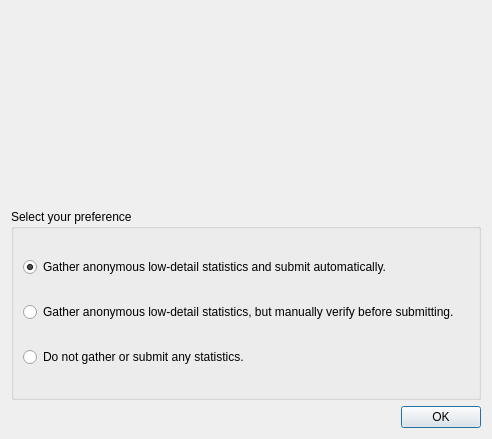
Old version of the form qrenderdoc/Windows/Dialogs/AnalyticsPromptDialog.ui in the repository Kirkice/RenderMax.
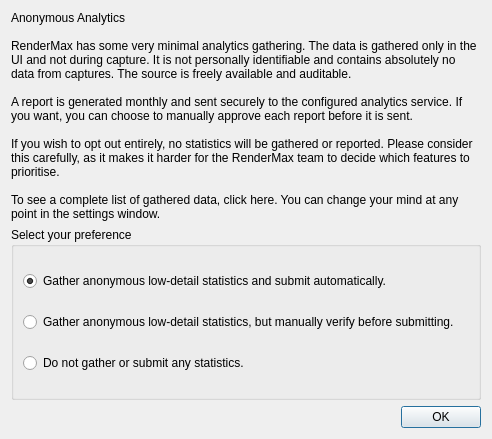
New version of the form.

Commit message: 修复Trace Capture

The edit to the form file:
```diff
--- a/qrenderdoc/Windows/Dialogs/AnalyticsPromptDialog.ui
+++ b/qrenderdoc/Windows/Dialogs/AnalyticsPromptDialog.ui
@@ -20,7 +20,15 @@
    <item>
     <widget class="QLabel" name="label">
      <property name="text">
-      <string><html><head/><body><p align="center"><span style=" font-size:18pt; font-weight:600;">Anonymous Analytics</span></p><p><br/>RenderMax has some very minimal analytics gathering. The data is gathered only in the UI and <span style=" font-weight:600; text-decoration: underline;">not during capture</span>. It is <span style=" font-weight:600; text-decoration: underline;">not personally identifiable</span> and contains <span style=" font-weight:600; text-decoration: underline;">absolutely no data from captures</span>. The source is freely available and auditable.</p><p>A report is generated monthly and sent securely to the configured analytics service. If you want, you can choose to manually approve each report before it is sent.</p><p>If you wish to opt out entirely, no statistics will be gathered or reported. Please consider this carefully, as it makes it harder for the RenderMax team to decide which features to prioritise.</p><p>To see a complete list of gathered data, <a href="#documentreport"><span style=" text-decoration: underline; color:#0000ff;">click here</span></a>. You can change your mind at any point in the settings window.</p></body></html></string>
+      <string>Anonymous Analytics
+
+RenderMax has some very minimal analytics gathering. The data is gathered only in the UI and not during capture. It is not personally identifiable and contains absolutely no data from captures. The source is freely available and auditable.
+
+A report is generated monthly and sent securely to the configured analytics service. If you want, you can choose to manually approve each report before it is sent.
+
+If you wish to opt out entirely, no statistics will be gathered or reported. Please consider this carefully, as it makes it harder for the RenderMax team to decide which features to prioritise.
+
+To see a complete list of gathered data, click here. You can change your mind at any point in the settings window.</string>
      </property>
      <property name="wordWrap">
       <bool>true</bool>
```
The commit also changes 4 other files.
